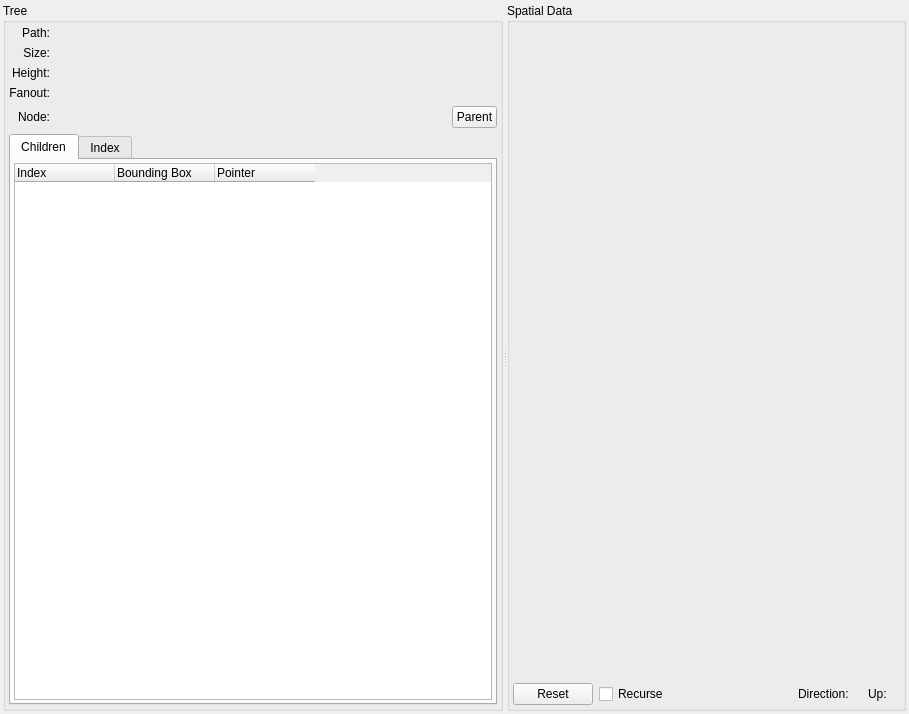
The window that cmd/inspector/tree_display.ui (mbeckem/msc) describes before a commit, drawn with Qt 5.
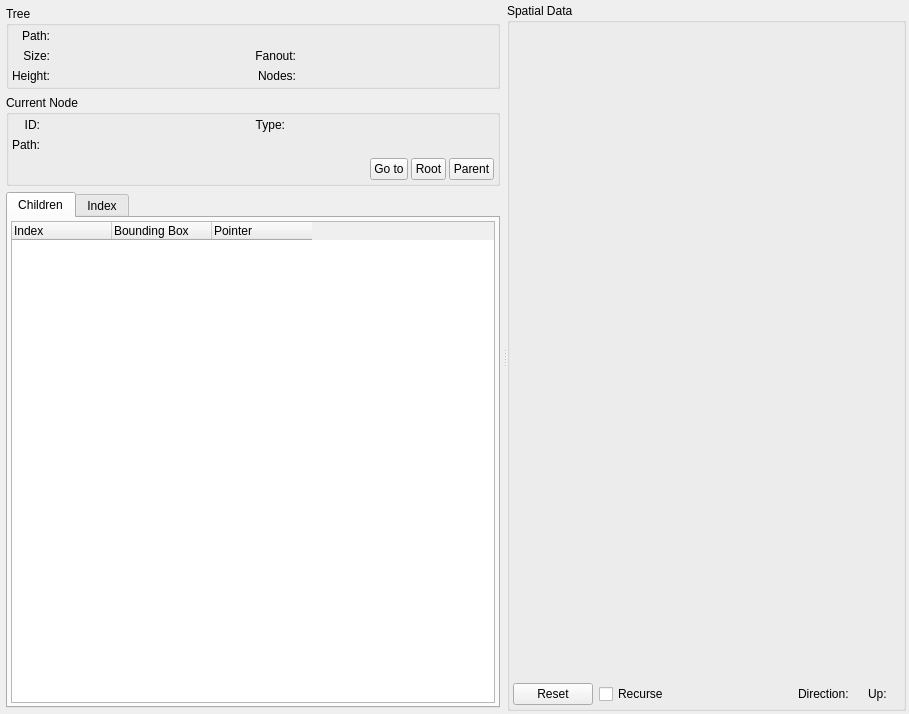
The same window after the commit. Custom widgets are drawn as their Qt base class.

Commit message: Improve tree inspector.

Diff of the .ui file:
```diff
--- a/cmd/inspector/tree_display.ui
+++ b/cmd/inspector/tree_display.ui
@@ -34,7 +34,7 @@
      <property name="childrenCollapsible">
       <bool>false</bool>
      </property>
-     <widget class="QGroupBox" name="treeGroup">
+     <widget class="QWidget" name="infoWidget" native="true">
       <property name="enabled">
        <bool>true</bool>
       </property>
@@ -50,9 +50,6 @@
         <height>200</height>
        </size>
       </property>
-      <property name="title">
-       <string>Tree</string>
-      </property>
       <layout class="QVBoxLayout" name="childrenLayout">
        <property name="leftMargin">
         <number>3</number>
@@ -67,60 +64,37 @@
         <number>3</number>
        </property>
        <item>
-        <widget class="QWidget" name="widget" native="true">
-         <layout class="QGridLayout" name="gridLayout" columnstretch="0,0">
+        <widget class="QGroupBox" name="treeBox">
+         <property name="title">
+          <string>Tree</string>
+         </property>
+         <layout class="QGridLayout" name="gridLayout">
           <property name="leftMargin">
-           <number>0</number>
+           <number>3</number>
           </property>
           <property name="topMargin">
-           <number>0</number>
+           <number>3</number>
           </property>
           <property name="rightMargin">
-           <number>0</number>
+           <number>3</number>
           </property>
           <property name="bottomMargin">
-           <number>0</number>
+           <number>3</number>
           </property>
           <property name="horizontalSpacing">
-           <number>12</number>
+           <number>6</number>
           </property>
-          <item row="1" column="1">
-           <widget class="QLabel" name="sizeText">
-            <property name="sizePolicy">
-             <sizepolicy hsizetype="Expanding" vsizetype="Preferred">
-              <horstretch>0</horstretch>
-              <verstretch>0</verstretch>
-             </sizepolicy>
-            </property>
+          <item row="0" column="0">
+           <widget class="QLabel" name="pathLabel">
             <property name="text">
-             <string/>
+             <string>Path:</string>
             </property>
-            <property name="textInteractionFlags">
-             <set>Qt::LinksAccessibleByMouse|Qt::TextSelectableByMouse</set>
+            <property name="alignment">
+             <set>Qt::AlignRight|Qt::AlignTrailing|Qt::AlignVCenter</set>
             </property>
            </widget>
           </item>
           <item row="2" column="0">
-           <widget class="QLabel" name="heightLabel">
-            <property name="text">
-             <string>Height:</string>
-            </property>
-            <property name="alignment">
-             <set>Qt::AlignRight|Qt::AlignTrailing|Qt::AlignVCenter</set>
-            </property>
-           </widget>
-          </item>
-          <item row="3" column="0">
-           <widget class="QLabel" name="fanoutLabel">
-            <property name="text">
-             <string>Fanout:</string>
-            </property>
-            <property name="alignment">
-             <set>Qt::AlignRight|Qt::AlignTrailing|Qt::AlignVCenter</set>
-            </property>
-           </widget>
-          </item>
-          <item row="1" column="0">
            <widget class="QLabel" name="sizeLabel">
             <property name="text">
              <string>Size:</string>
@@ -130,7 +104,56 @@
             </property>
            </widget>
           </item>
-          <item row="2" column="1">
+          <item row="2" column="3">
+           <widget class="QLabel" name="fanoutLabel">
+            <property name="text">
+             <string>Fanout:</string>
+            </property>
+            <property name="alignment">
+             <set>Qt::AlignRight|Qt::AlignTrailing|Qt::AlignVCenter</set>
+            </property>
+           </widget>
+          </item>
+          <item row="2" column="4">
+           <widget class="QLabel" name="fanoutText">
+            <property name="sizePolicy">
+             <sizepolicy hsizetype="Expanding" vsizetype="Preferred">
+              <horstretch>0</horstretch>
+              <verstretch>0</verstretch>
+             </sizepolicy>
+            </property>
+            <property name="toolTip">
+             <string>Maximum number of internal/leaf node entries.</string>
+            </property>
+            <property name="text">
+             <string/>
+            </property>
+            <property name="textInteractionFlags">
+             <set>Qt::LinksAccessibleByMouse|Qt::TextSelectableByMouse</set>
+            </property>
+           </widget>
+          </item>
+          <item row="3" column="3">
+           <widget class="QLabel" name="nodesLabel">
+            <property name="text">
+             <string>Nodes:</string>
+            </property>
+            <property name="alignment">
+             <set>Qt::AlignRight|Qt::AlignTrailing|Qt::AlignVCenter</set>
+            </property>
+           </widget>
+          </item>
+          <item row="3" column="0">
+           <widget class="QLabel" name="heightLabel">
+            <property name="text">
+             <string>Height:</string>
+            </property>
+            <property name="alignment">
+             <set>Qt::AlignRight|Qt::AlignTrailing|Qt::AlignVCenter</set>
+            </property>
+           </widget>
+          </item>
+          <item row="3" column="1">
            <widget class="QLabel" name="heightText">
             <property name="sizePolicy">
              <sizepolicy hsizetype="Expanding" vsizetype="Preferred">
@@ -146,7 +169,42 @@
             </property>
            </widget>
           </item>
-          <item row="0" column="1">
+          <item row="2" column="1">
+           <widget class="QLabel" name="sizeText">
+            <property name="sizePolicy">
+             <sizepolicy hsizetype="Expanding" vsizetype="Preferred">
+              <horstretch>0</horstretch>
+              <verstretch>0</verstretch>
+             </sizepolicy>
+            </property>
+            <property name="text">
+             <string/>
+            </property>
+            <property name="textInteractionFlags">
+             <set>Qt::LinksAccessibleByMouse|Qt::TextSelectableByMouse</set>
+            </property>
+           </widget>
+          </item>
+          <item row="3" column="4">
+           <widget class="QLabel" name="nodesText">
+            <property name="sizePolicy">
+             <sizepolicy hsizetype="Expanding" vsizetype="Preferred">
+              <horstretch>0</horstretch>
+              <verstretch>0</verstretch>
+             </sizepolicy>
+            </property>
+            <property name="toolTip">
+             <string>Number of internal/leaf nodes.</string>
+            </property>
+            <property name="text">
+             <string/>
+            </property>
+            <property name="textInteractionFlags">
+             <set>Qt::LinksAccessibleByMouse|Qt::TextSelectableByMouse</set>
+            </property>
+           </widget>
+          </item>
+          <item row="0" column="1" colspan="5">
            <widget class="QLabel" name="pathText">
             <property name="sizePolicy">
              <sizepolicy hsizetype="Expanding" vsizetype="Preferred">
@@ -165,24 +223,58 @@
             </property>
            </widget>
           </item>
-          <item row="3" column="1">
-           <widget class="QLabel" name="fanoutText">
-            <property name="sizePolicy">
-             <sizepolicy hsizetype="Expanding" vsizetype="Preferred">
-              <horstretch>0</horstretch>
-              <verstretch>0</verstretch>
-             </sizepolicy>
-            </property>
-            <property name="toolTip">
-             <string>Maximum number of internal/leaf node entries.</string>
-            </property>
-            <property name="text">
-             <string/>
-            </property>
-           </widget>
-          </item>
+         </layout>
+        </widget>
+       </item>
+       <item>
+        <widget class="QGroupBox" name="currentNodeBox">
+         <property name="title">
+          <string>Current Node</string>
+         </property>
+         <layout class="QGridLayout" name="gridLayout_2">
+          <property name="leftMargin">
+           <number>3</number>
+          </property>
+          <property name="topMargin">
+           <number>3</number>
+          </property>
+          <property name="rightMargin">
+           <number>3</number>
+          </property>
+          <property name="bottomMargin">
+           <number>3</number>
+          </property>
+          <property name="horizontalSpacing">
+           <number>6</number>
+          </property>
           <item row="0" column="0">
-           <widget class="QLabel" name="pathLabel">
+           <widget class="QLabel" name="nodeIdLabel">
+            <property name="text">
+             <string>ID:</string>
+            </property>
+            <property name="alignment">
+             <set>Qt::AlignRight|Qt::AlignTrailing|Qt::AlignVCenter</set>
+            </property>
+           </widget>
+          </item>
+          <item row="0" column="3">
+           <widget class="QLabel" name="nodeTypeText">
+            <property name="sizePolicy">
+             <sizepolicy hsizetype="Expanding" vsizetype="Preferred">
+              <horstretch>0</horstretch>
+              <verstretch>0</verstretch>
+             </sizepolicy>
+            </property>
+            <property name="text">
+             <string/>
+            </property>
+            <property name="textInteractionFlags">
+             <set>Qt::LinksAccessibleByMouse|Qt::TextSelectableByMouse</set>
+            </property>
+           </widget>
+          </item>
+          <item row="2" column="0">
+           <widget class="QLabel" name="nodePathLabel">
             <property name="text">
              <string>Path:</string>
             </property>
@@ -191,55 +283,108 @@
             </property>
            </widget>
           </item>
-          <item row="4" column="0">
-           <widget class="QLabel" name="nodeLabel">
+          <item row="0" column="1">
+           <widget class="QLabel" name="nodeIdText">
+            <property name="sizePolicy">
+             <sizepolicy hsizetype="Expanding" vsizetype="Preferred">
+              <horstretch>0</horstretch>
+              <verstretch>0</verstretch>
+             </sizepolicy>
+            </property>
             <property name="text">
-             <string>Node:</string>
+             <string/>
+            </property>
+            <property name="textInteractionFlags">
+             <set>Qt::LinksAccessibleByMouse|Qt::TextSelectableByMouse</set>
+            </property>
+           </widget>
+          </item>
+          <item row="0" column="2">
+           <widget class="QLabel" name="nodeTypeLabel">
+            <property name="text">
+             <string>Type:</string>
             </property>
             <property name="alignment">
              <set>Qt::AlignRight|Qt::AlignTrailing|Qt::AlignVCenter</set>
             </property>
            </widget>
           </item>
-          <item row="4" column="1">
-           <layout class="QHBoxLayout" name="horizontalLayout_4">
-            <item>
-             <widget class="QLabel" name="nodeText">
-              <property name="sizePolicy">
-               <sizepolicy hsizetype="Expanding" vsizetype="Preferred">
-                <horstretch>0</horstretch>
-                <verstretch>0</verstretch>
-               </sizepolicy>
-              </property>
-              <property name="text">
-               <string/>
-              </property>
-             </widget>
-            </item>
-            <item>
-             <spacer name="horizontalSpacer_2">
-              <property name="orientation">
-               <enum>Qt::Horizontal</enum>
-              </property>
-              <property name="sizeHint" stdset="0">
-               <size>
-                <width>40</width>
-                <height>20</height>
-               </size>
-              </property>
-             </spacer>
-            </item>
-            <item>
-             <widget class="QPushButton" name="parentButton">
-              <property name="styleSheet">
-               <string notr="true">padding: 3px;</string>
-              </property>
-              <property name="text">
-               <string>Parent</string>
-              </property>
-             </widget>
-            </item>
-           </layout>
+          <item row="2" column="1" colspan="3">
+           <widget class="QLabel" name="nodePathText">
+            <property name="sizePolicy">
+             <sizepolicy hsizetype="Expanding" vsizetype="Preferred">
+              <horstretch>0</horstretch>
+              <verstretch>0</verstretch>
+             </sizepolicy>
+            </property>
+            <property name="text">
+             <string/>
+            </property>
+            <property name="textInteractionFlags">
+             <set>Qt::LinksAccessibleByMouse|Qt::TextSelectableByMouse</set>
+            </property>
+           </widget>
+          </item>
+          <item row="3" column="0" colspan="4">
+           <widget class="QWidget" name="widget" native="true">
+            <property name="styleSheet">
+             <string notr="true">QPushButton { padding: 3px; }</string>
+            </property>
+            <layout class="QHBoxLayout" name="horizontalLayout_4">
+             <property name="spacing">
+              <number>3</number>
+             </property>
+             <property name="leftMargin">
+              <number>0</number>
+             </property>
+             <property name="topMargin">
+              <number>0</number>
+             </property>
+             <property name="rightMargin">
+              <number>0</number>
+             </property>
+             <property name="bottomMargin">
+              <number>0</number>
+             </property>
+             <item>
+              <spacer name="horizontalSpacer_2">
+               <property name="orientation">
+                <enum>Qt::Horizontal</enum>
+               </property>
+               <property name="sizeHint" stdset="0">
+                <size>
+                 <width>40</width>
+                 <height>20</height>
+                </size>
+               </property>
+              </spacer>
+             </item>
+             <item>
+              <widget class="QPushButton" name="gotoButton">
+               <property name="text">
+                <string>Go to</string>
+               </property>
+              </widget>
+             </item>
+             <item>
+              <widget class="QPushButton" name="rootButton">
+               <property name="text">
+                <string>Root</string>
+               </property>
+              </widget>
+             </item>
+             <item>
+              <widget class="QPushButton" name="parentButton">
+               <property name="styleSheet">
+                <string notr="true"/>
+               </property>
+               <property name="text">
+                <string>Parent</string>
+               </property>
+              </widget>
+             </item>
+            </layout>
+           </widget>
           </item>
          </layout>
         </widget>
```
The commit also changes 3 other files.
